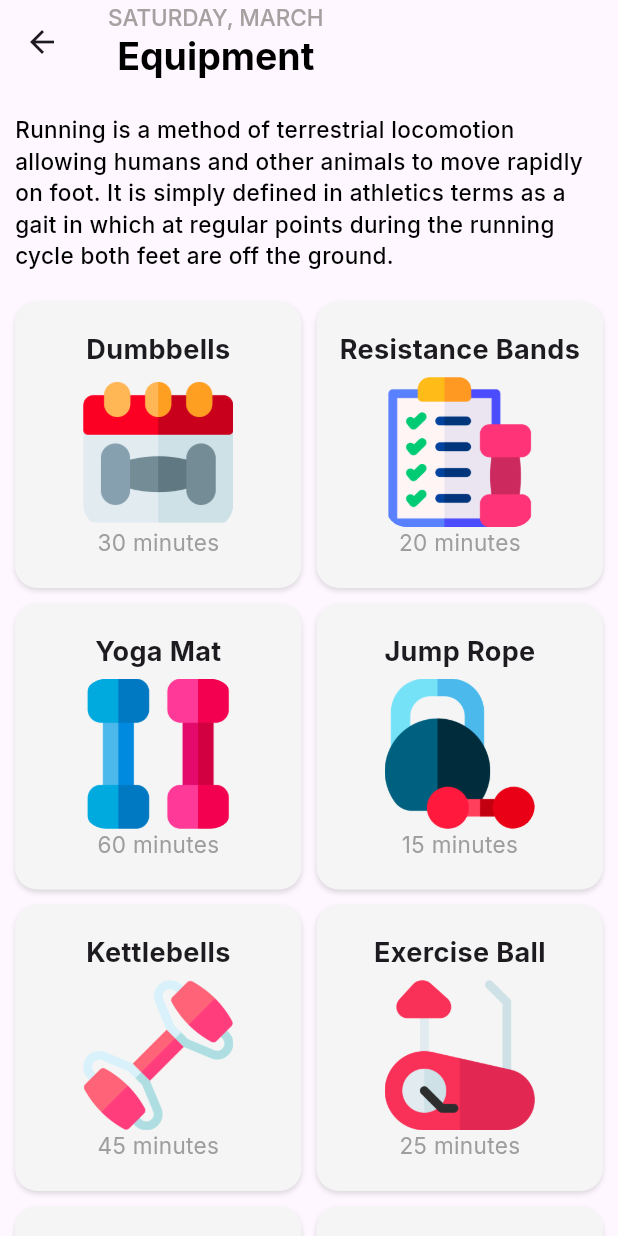
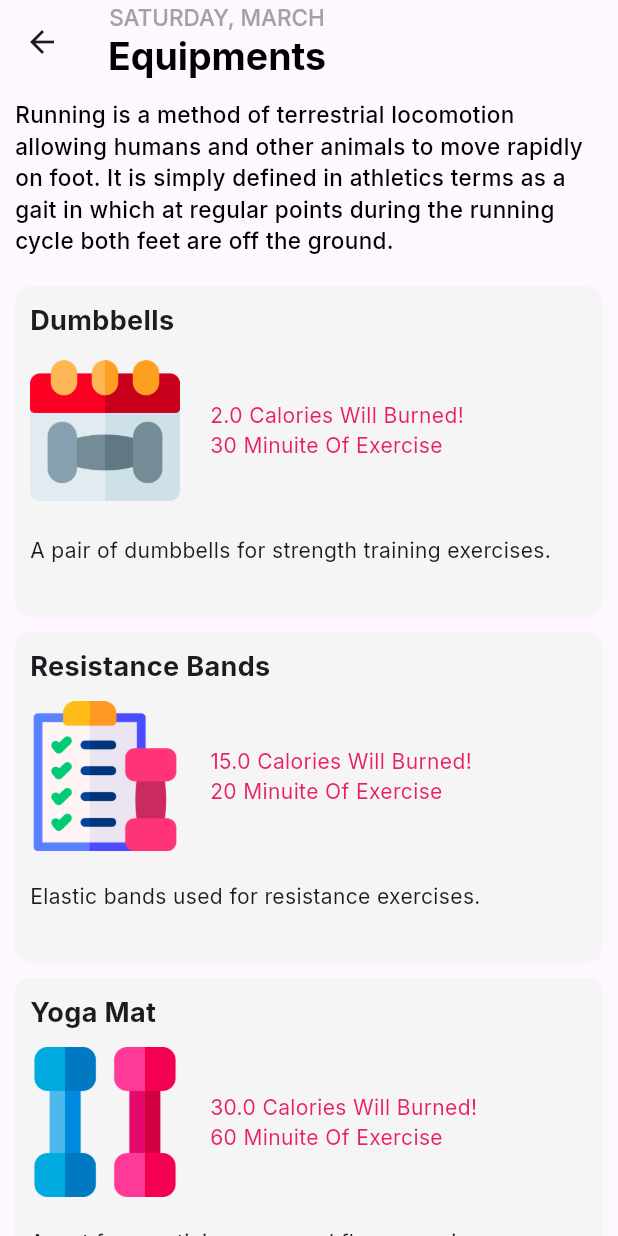
Before and after one commit to HGSChandeepa/Workout-Planner--05---DP-Education, a Flutter app: the screen it shows after launch, after a tap on "Equipment", on a phone screen of 412 x 824 dp. Run offline on Flutter 3.47's test engine with Material 3 defaults, Android fonts, the light colour scheme and no system bars; our stand-ins replace google_fonts.

Commit message:
progress algorithm

```diff
--- a/lib/constants/colors.dart
+++ b/lib/constants/colors.dart
@@ -9,3 +9,5 @@ const kGradientBottomColor = Color(0xFF1444DD);
 
 const kCardBackgroundColor = Color(0xFFF5F5F5);
 final kCardButtonColor = Colors.grey[300];
+
+const kMainPinkColor = Colors.pink;
--- a/lib/models/user_model.dart
+++ b/lib/models/user_model.dart
@@ -93,13 +93,13 @@ class User {
   }
 
   // Method to calculate the total number of calories burned by the user
-  int calculateTotalCaloriesBurned() {
-    int totalCaloriesBurned = 0;
+  double calculateTotalCaloriesBurned() {
+    double totalCaloriesBurned = 0;
     for (var exercise in exerciseList) {
-      totalCaloriesBurned += exercise.noOfMinuites * 5;
+      totalCaloriesBurned += exercise.noOfMinuites * 0.005;
     }
     for (var equipment in equipmentList) {
-      totalCaloriesBurned += equipment.noOfMinuites * 5;
+      totalCaloriesBurned += equipment.noOfMinuites * 0.005;
     }
     return totalCaloriesBurned;
   }
--- /dev/null
+++ b/lib/pages/equipments_details_page.dart
@@ -0,0 +1,98 @@
+import 'package:app_06_workout_planer/constants/colors.dart';
+import 'package:app_06_workout_planer/constants/consant_values.dart';
+import 'package:app_06_workout_planer/models/equipment_model.dart';
+import 'package:app_06_workout_planer/widgets/equipment_card.dart';
+import 'package:flutter/material.dart';
+import 'package:intl/intl.dart';
+
+class EquipmentDetailsPage extends StatefulWidget {
+  final String title;
+  final String description;
+  final List<Equipment> equipemtList;
+  const EquipmentDetailsPage({
+    super.key,
+    required this.title,
+    required this.description,
+    required this.equipemtList,
+  });
+
+  @override
+  State<EquipmentDetailsPage> createState() => _EquipmentDetailsPageState();
+}
+
+class _EquipmentDetailsPageState extends State<EquipmentDetailsPage> {
+  //for the date and time formats
+  final DateFormat formatter = DateFormat('EEEE, MMMM');
+  final DateFormat dayFormatter = DateFormat('dd');
+  @override
+  Widget build(BuildContext context) {
+    DateTime now = DateTime.now();
+    String formattedDate = formatter.format(now);
+    String formatedDateNumber = dayFormatter.format(now);
+    return Scaffold(
+      appBar: AppBar(
+        title: Column(
+          children: [
+            Text(
+              formattedDate.toUpperCase(),
+              style: const TextStyle(
+                fontSize: 15,
+                fontWeight: FontWeight.w500,
+                color: kSubtitleColor,
+              ),
+            ),
+            Text(
+              widget.title,
+              style: const TextStyle(
+                fontSize: 25,
+                fontWeight: FontWeight.w700,
+                color: kMainColor,
+              ),
+            ),
+          ],
+        ),
+      ),
+      body: SingleChildScrollView(
+        child: Padding(
+          padding: const EdgeInsets.all(kDefaultPadding),
+          child: Column(
+            children: [
+              Text(
+                widget.description,
+                style: const TextStyle(
+                  fontSize: 15,
+                  fontWeight: FontWeight.w500,
+                  color: kMainColor,
+                ),
+              ),
+              SizedBox(
+                height: 20,
+              ),
+              GridView.builder(
+                shrinkWrap: true,
+                physics: const NeverScrollableScrollPhysics(),
+                gridDelegate: const SliverGridDelegateWithFixedCrossAxisCount(
+                  crossAxisCount: 1,
+                  crossAxisSpacing: kDefaultPadding,
+                  mainAxisSpacing: kDefaultPadding,
+                  childAspectRatio: 16 / 9,
+                ),
+                itemCount: widget.equipemtList.length,
+                itemBuilder: (context, index) {
+                  Equipment equipment = widget.equipemtList[index];
+                  return EquipmentCard(
+                    equipmentName: equipment.equipmentName,
+                    equipmentImageUrl: equipment.equipmentImageUrl,
+                    noOfMinuites: equipment.noOfMinuites,
+                    equipmentDescription: equipment.equipmentDescription,
+                    noOfCalories: equipment.noOfCalories,
+                  );
+                },
+              ),
+            ],
+          ),
+        ),
+      ),
+    );
+  }
+}
--- a/lib/pages/home_page.dart
+++ b/lib/pages/home_page.dart
@@ -3,6 +3,7 @@ import 'package:app_06_workout_planer/constants/consant_values.dart';
 import 'package:app_06_workout_planer/data/equipment_data.dart';
 import 'package:app_06_workout_planer/data/exercise_data.dart';
 import 'package:app_06_workout_planer/data/user_data.dart';
+import 'package:app_06_workout_planer/pages/equipments_details_page.dart';
 import 'package:app_06_workout_planer/pages/exercise_details_page.dart';
 import 'package:app_06_workout_planer/widgets/exercise_card.dart';
 import 'package:app_06_workout_planer/widgets/progess_card.dart';
@@ -29,7 +30,7 @@ class _HomepageState extends State<Homepage> {
     String formattedDate = formatter.format(now);
     final userData = user;
 
-    final progressValue = userData.calculateTotalCaloriesBurned() / 1000;
+    final progressValue = userData.calculateTotalCaloriesBurned() / 2;
     print(progressValue);
 
     return Scaffold(
@@ -144,13 +145,11 @@ class _HomepageState extends State<Homepage> {
                         Navigator.push(
                           context,
                           MaterialPageRoute(
-                            builder: (context) => ExerciseLayout(
-                              title: "Equipment",
+                            builder: (context) => EquipmentDetailsPage(
+                              title: "Equipments",
                               description:
                                   "Running is a method of terrestrial locomotion allowing humans and other animals to move rapidly on foot. It is simply defined in athletics terms as a gait in which at regular points during the running cycle both feet are off the ground. ",
-                              exercises: exerciseData.exerciseList,
-                              equipments: equipmentData.equipmentList,
-                              showEquipment: true,
+                              equipemtList: equipmentData.equipmentList,
                             ),
                           ),
                         );
--- a/lib/pages/profile_page.dart
+++ b/lib/pages/profile_page.dart
@@ -22,7 +22,7 @@ class _ProfilePageState extends State<ProfilePage> {
   Widget build(BuildContext context) {
     DateTime now = DateTime.now();
     String formattedDate = formatter.format(now);
-    final progressValue = userData.calculateTotalCaloriesBurned() / 1000;
+    final progressValue = userData.calculateTotalCaloriesBurned() / 2;
     // ignore: avoid_print
     print(progressValue);
     return Scaffold(
@@ -80,7 +80,7 @@ class _ProfilePageState extends State<ProfilePage> {
                     crossAxisAlignment: CrossAxisAlignment.start,
                     children: [
                       Text(
-                        "Totla Minutes Spend: ${userData.calculateTotalMinutesSpent()}",
+                        "Total Minutes Spend: ${userData.calculateTotalMinutesSpent()}",
                         style: const TextStyle(
                           fontSize: 20,
                           fontWeight: FontWeight.w800,
--- /dev/null
+++ b/lib/widgets/equipment_card.dart
@@ -0,0 +1,81 @@
+import 'package:app_06_workout_planer/constants/colors.dart';
+import 'package:flutter/material.dart';
+import 'package:flutter/widgets.dart';
+
+class EquipmentCard extends StatelessWidget {
+  final String equipmentName;
+  final String equipmentDescription;
+  final String equipmentImageUrl;
+  final int noOfMinuites;
+  final double noOfCalories;
+  const EquipmentCard({
+    super.key,
+    required this.equipmentName,
+    required this.equipmentDescription,
+    required this.equipmentImageUrl,
+    required this.noOfMinuites,
+    required this.noOfCalories,
+  });
+
+  @override
+  Widget build(BuildContext context) {
+    return Container(
+      width: double.infinity,
+      decoration: BoxDecoration(
+        borderRadius: BorderRadius.circular(10),
+        color: kCardBackgroundColor,
+      ),
+      child: Padding(
+        padding: const EdgeInsets.all(10),
+        child: Column(
+          crossAxisAlignment: CrossAxisAlignment.start,
+          children: [
+            Text(
+              equipmentName,
+              style: const TextStyle(
+                fontSize: 18,
+                fontWeight: FontWeight.bold,
+              ),
+            ),
+            const SizedBox(
+              height: 10,
+            ),
+            Row(
+              children: [
+                Image.asset(
+                  equipmentImageUrl,
+                  fit: BoxFit.cover,
+                  width: 100,
+                ),
+                const SizedBox(
+                  width: 20,
+                ),
+                Column(
+                  crossAxisAlignment: CrossAxisAlignment.start,
+                  children: [
+                    Text(
+                      "${noOfCalories.toString()} Calories Will Burned!",
+                      style: TextStyle(
+                        color: kMainPinkColor,
+                      ),
+                    ),
+                    Text(
+                      "${noOfMinuites.toString()} Minuite Of Exercise",
+                      style: TextStyle(
+                        color: kMainPinkColor,
+                      ),
+                    ),
+                  ],
+                ),
+              ],
+            ),
+            const SizedBox(
+              height: 20,
+            ),
+            Text(equipmentDescription),
+          ],
+        ),
+      ),
+    );
+  }
+}
```
